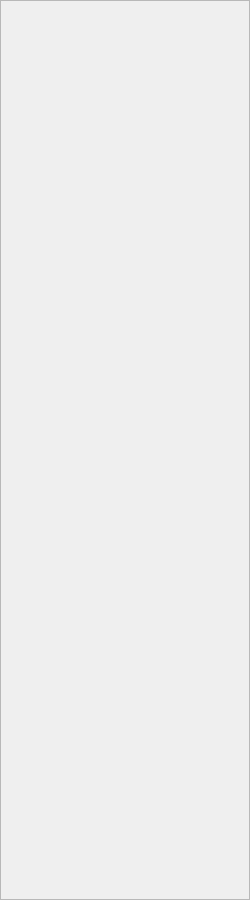
First picture: the form in src/AWLQtDemo/awlplotscan.ui, repository samanwaya-jena/EVAL-ADAL6110-16-GUI, before the edit.
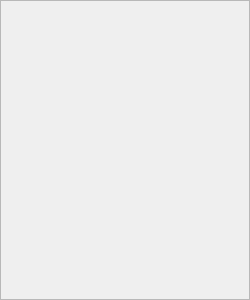
Second picture: the form after the edit. Icons and pictures are not drawn.

Commit message: Full resize support for Ascan

Diff of the .ui file:
```diff
--- a/src/AWLQtDemo/awlplotscan.ui
+++ b/src/AWLQtDemo/awlplotscan.ui
@@ -7,7 +7,7 @@
     <x>0</x>
     <y>0</y>
     <width>250</width>
-    <height>900</height>
+    <height>300</height>
    </rect>
   </property>
   <property name="sizePolicy">
@@ -19,7 +19,7 @@
   <property name="minimumSize">
    <size>
     <width>250</width>
-    <height>900</height>
+    <height>300</height>
    </size>
   </property>
   <property name="baseSize">
```
Left out of the diff: 2 changed lines with no effect on the pictures. The commit also changes 2 other files.
